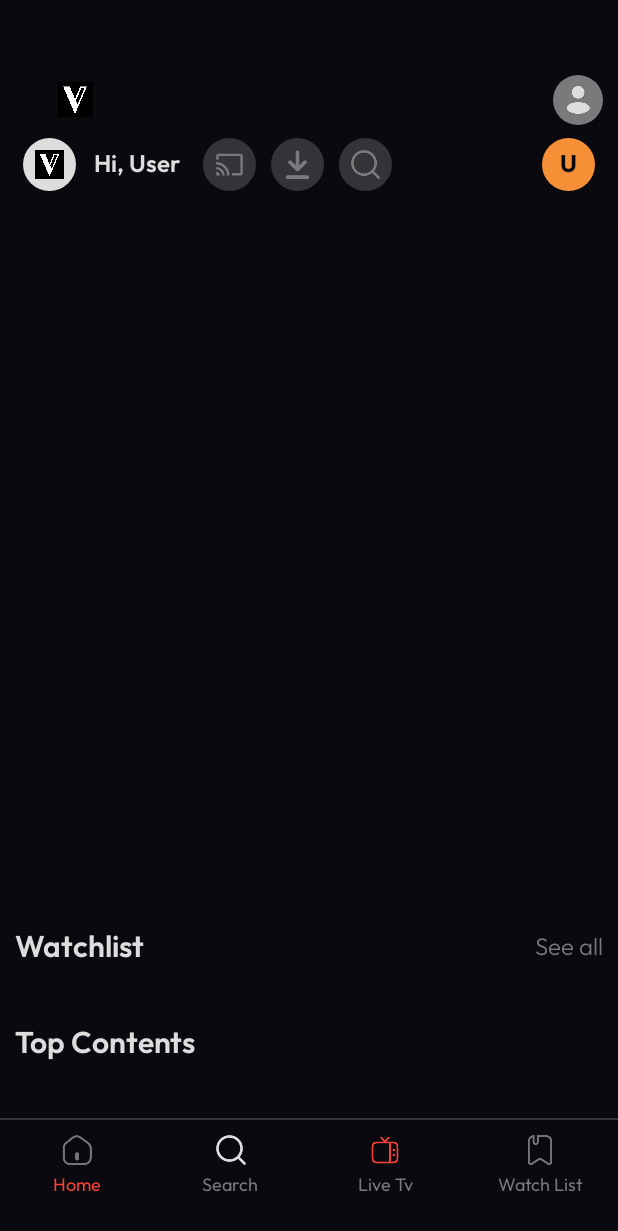
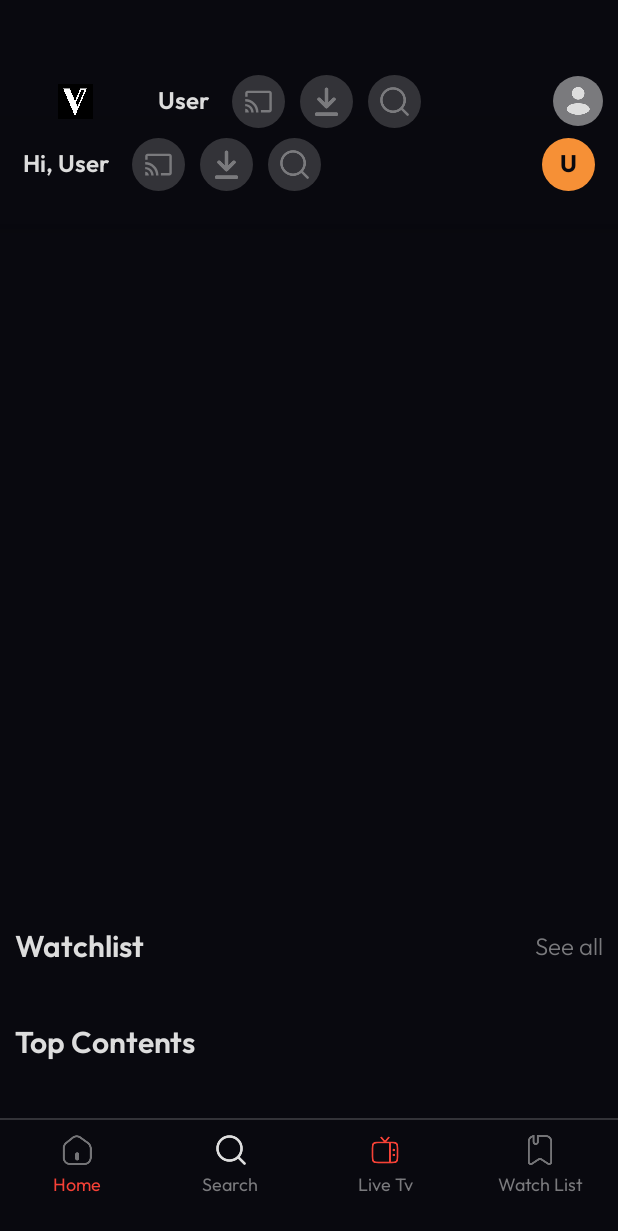
Before and after one commit to eavakyan/VUGA_TV_v4, an Android app: the MainActivity screen opened directly, with no data from a screen before it, scrolled down 220 dp, on a phone screen of 412 x 824 dp. Shown: the top 1231 px of the screen. Run offline under Robolectric (Android 15) with nearby library versions, the phone set to English and light mode, and no system bars; our stand-ins replace FlexboxLayout, RxJava, data binding; libraries missing offline, so code that uses them is left out: com.downloader, com.revenuecat.purchases, eightbitlab.com.blurview, io.branch.referral; plain views replace BlurView; pictures from the network do not load; 14 statements that could not run were skipped.

Commit message:
Droid: got the top header home view menu working - almost

```diff
--- a/android-mobile-app/app/src/main/java/com/retry/vuga/activities/MainActivity.java
+++ b/android-mobile-app/app/src/main/java/com/retry/vuga/activities/MainActivity.java
@@ -360,6 +360,14 @@ public class MainActivity extends BaseActivity {
 
         disposable = new CompositeDisposable();
 
+        // Force top bar to be visible
+        if (binding.topBar != null) {
+            binding.topBar.setVisibility(View.VISIBLE);
+        }
+
+        // Update profile name
+        updateProfileNameInTopBar();
+
         if (binding.btnTv != null) {
             if (sessionManager.getAppSettings().getSettings().getLiveTvEnable() == 0) {
                 binding.btnTv.setVisibility(View.GONE);
@@ -394,6 +402,8 @@ public class MainActivity extends BaseActivity {
         if (binding != null && binding.imgPic != null && binding.imgUser != null) {
             updateProfileAvatar();
         }
+        // Update profile name in top bar
+        updateProfileNameInTopBar();
     }
 
     private void updateProfileAvatar() {
@@ -447,6 +457,22 @@ public class MainActivity extends BaseActivity {
         }
     }
 
+    private void updateProfileNameInTopBar() {
+        if (binding.tvProfileNameMain != null) {
+            UserRegistration.Data userData = sessionManager.getUser();
+            if (userData != null && userData.getLastActiveProfile() != null) {
+                String profileName = userData.getLastActiveProfile().getName();
+                if (profileName != null && !profileName.isEmpty()) {
+                    binding.tvProfileNameMain.setText(profileName);
+                } else {
+                    binding.tvProfileNameMain.setText("User");
+                }
+            } else {
+                binding.tvProfileNameMain.setText("User");
+            }
+        }
+    }
+
     @Override
     protected void onDestroy() {
         Log.i("TAG", "onDestroy: mainActivity ");
--- a/android-mobile-app/app/src/main/res/layout/activity_main.xml
+++ b/android-mobile-app/app/src/main/res/layout/activity_main.xml
@@ -186,7 +186,7 @@
             android:background="@color/transparent"
             android:gravity="center_vertical"
             android:orientation="horizontal"
-            android:visibility="gone"
+            android:visibility="visible"
             tools:visibility="visible">
 
             <ImageView
@@ -195,6 +195,59 @@
                 android:layout_height="23dp"
                 android:src="@drawable/logo" />
 
+            <!-- Profile Name -->
+            <TextView
+                android:id="@+id/tvProfileNameMain"
+                style="@style/TextViewLocal"
+                android:layout_width="wrap_content"
+                android:layout_height="wrap_content"
+                android:layout_marginStart="15dp"
+                android:fontFamily="@font/outfit_semi_bold"
+                android:text="Hi, John"
+                android:textSize="16sp"
+                android:textColor="@color/text_color" />
+
+            <!-- Cast Button -->
+            <ImageView
+                android:id="@+id/btnCastMain"
+                android:layout_width="35dp"
+                android:layout_height="35dp"
+                android:layout_marginStart="15dp"
+                android:background="@drawable/bg_round"
+                android:backgroundTint="@color/view_bg_color"
+                android:padding="8dp"
+                android:src="@drawable/ic_cast"
+                android:clickable="true"
+                android:focusable="true"
+                app:tint="@color/text_color_light" />
+
+            <!-- Download Button -->
+            <ImageView
+                android:id="@+id/btnDownloadMain"
+                android:layout_width="35dp"
+                android:layout_height="35dp"
+                android:layout_marginStart="10dp"
+                android:background="@drawable/bg_round"
+                android:backgroundTint="@color/view_bg_color"
+                android:padding="8dp"
+                android:src="@drawable/ic_download"
+                android:clickable="true"
+                android:focusable="true"
+                app:tint="@color/text_color_light" />
+
+            <!-- Search Button -->
+            <ImageView
+                android:id="@+id/btnSearchMain"
+                android:layout_width="35dp"
+                android:layout_height="35dp"
+                android:layout_marginStart="10dp"
+                android:background="@drawable/bg_round"
+                android:backgroundTint="@color/view_bg_color"
+                android:padding="8dp"
+                android:src="@drawable/ic_search"
+                android:clickable="true"
+                android:focusable="true"
+                app:tint="@color/text_color_light" />
 
             <!--                    <TextView-->
             <!--                        style="@style/TextViewLocal"-->
--- a/android-mobile-app/app/src/main/res/layout/fragment_home.xml
+++ b/android-mobile-app/app/src/main/res/layout/fragment_home.xml
@@ -333,7 +333,7 @@
                     android:paddingVertical="12dp"
                     android:gravity="center_vertical">
 
-                    <!-- Logo -->
+                    <!-- Logo
                     <ImageView
                         android:layout_width="35dp"
                         android:layout_height="35dp"
@@ -341,7 +341,7 @@
                         android:backgroundTint="@color/text_color"
                         android:padding="8dp"
                         android:src="@drawable/logo"
-                        android:layout_marginEnd="12dp" />
+                        android:layout_marginEnd="12dp" />-->
 
                     <!-- Profile Name -->
                     <TextView
```
Also changed, not shown: 1 other file.
